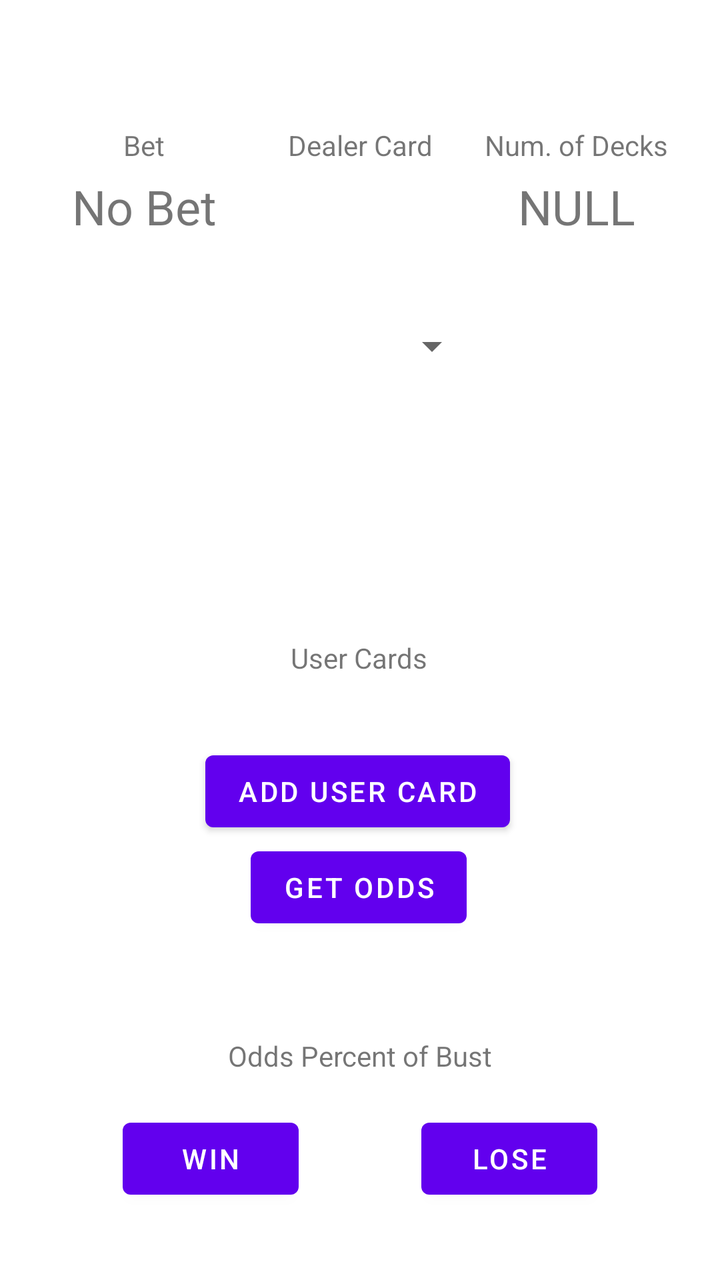
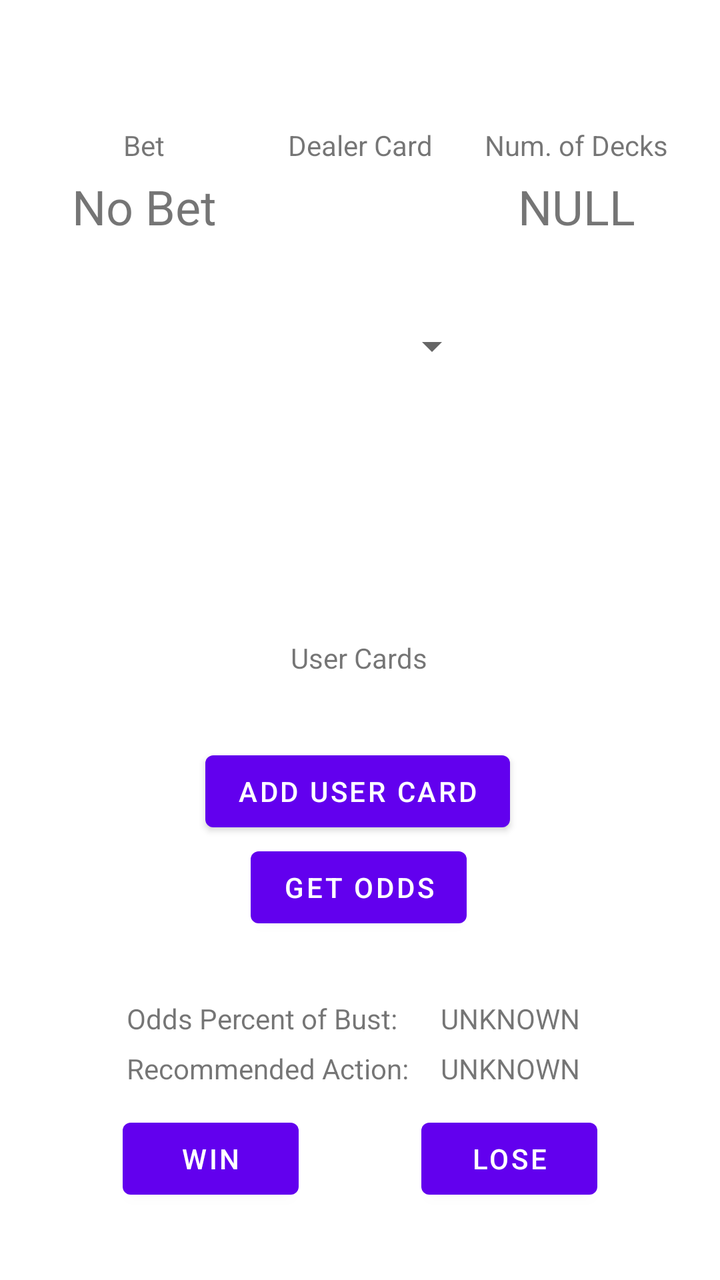

Screens rendered from an Android XML layout before and after an edit, with the pre-edit source and the edit as a unified diff.
<!-- AndroidManifest.xml: application theme Theme.GamblingBadger -->
<!-- res/layout/fragment_blackjack.xml -->
<?xml version="1.0" encoding="utf-8"?>
<androidx.constraintlayout.widget.ConstraintLayout xmlns:android="http://schemas.android.com/apk/res/android"
    xmlns:app="http://schemas.android.com/apk/res-auto"
    xmlns:tools="http://schemas.android.com/tools"
    android:layout_width="match_parent"
    android:layout_height="match_parent"
    tools:context=".gamesession.blackjack.BlackjackFragment">

    <Spinner
        android:id="@+id/blackjackFrag_spinner_dealerCard"
        android:layout_width="120dp"
        android:layout_height="150dp"
        android:contentDescription="@string/temporary"
        android:dropDownWidth="100dp"
        app:layout_constraintBottom_toBottomOf="parent"
        app:layout_constraintEnd_toEndOf="parent"
        app:layout_constraintHorizontal_bias="0.5"
        app:layout_constraintStart_toStartOf="parent"
        app:layout_constraintTop_toTopOf="parent"
        app:layout_constraintVertical_bias="0.20" />

    <Button
        android:id="@+id/blackjackFrag_button_addUserCard"
        android:layout_width="wrap_content"
        android:layout_height="wrap_content"
        android:text="@string/blackjackFrag_button_addUserCard"
        app:layout_constraintBottom_toBottomOf="parent"
        app:layout_constraintEnd_toEndOf="parent"
        app:layout_constraintHorizontal_bias="0.494"
        app:layout_constraintStart_toStartOf="parent"
        app:layout_constraintTop_toTopOf="parent"
        app:layout_constraintVertical_bias="0.628" />

    <androidx.constraintlayout.widget.Group
        android:id="@+id/blackjackFrag_group_userCards"
        android:layout_width="wrap_content"
        android:layout_height="wrap_content"
        app:layout_constraintBottom_toBottomOf="parent"
        app:layout_constraintEnd_toEndOf="parent"
        app:layout_constraintStart_toStartOf="parent"
        app:layout_constraintTop_toTopOf="parent" />

    <TextView
        android:id="@+id/textView"
        android:layout_width="wrap_content"
        android:layout_height="wrap_content"
        android:layout_marginBottom="16dp"
        android:text="@string/blackjackFrag_textView_dealerCard_label"
        app:layout_constraintBottom_toTopOf="@+id/blackjackFrag_spinner_dealerCard"
        app:layout_constraintEnd_toEndOf="parent"
        app:layout_constraintStart_toStartOf="parent"
        app:layout_constraintTop_toTopOf="parent"
        app:layout_constraintVertical_bias="1.0" />

    <TextView
        android:id="@+id/UserCardAmount"
        android:layout_width="wrap_content"
        android:layout_height="wrap_content"
        android:text="User Cards"
        app:layout_constraintBottom_toBottomOf="parent"
        app:layout_constraintEnd_toEndOf="parent"
        app:layout_constraintHorizontal_bias="0.498"
        app:layout_constraintStart_toStartOf="parent"
        app:layout_constraintTop_toTopOf="parent"
        app:layout_constraintVertical_bias="0.514" />

    <TextView
        android:id="@+id/blackjackFrag_textView_numberOfDecks_title"
        android:layout_width="wrap_content"
        android:layout_height="wrap_content"
        android:text="@string/blackjackFrag_textView_numberOfDecks_title_text"
        app:layout_constraintEnd_toEndOf="parent"
        app:layout_constraintHorizontal_bias="0.5"
        app:layout_constraintStart_toEndOf="@+id/textView"
        app:layout_constraintTop_toTopOf="@+id/textView" />

    <TextView
        android:id="@+id/blackjackFrag_textView_numberOfDecks_display"
        android:layout_width="wrap_content"
        android:layout_height="wrap_content"
        android:layout_marginTop="5dp"
        android:text="NULL"
        android:textSize="24sp"
        app:layout_constraintEnd_toEndOf="parent"
        app:layout_constraintStart_toEndOf="@+id/textView"
        app:layout_constraintTop_toBottomOf="@+id/blackjackFrag_textView_numberOfDecks_title" />

    <Button
        android:id="@+id/GetOddsButton"
        android:layout_width="wrap_content"
        android:layout_height="wrap_content"
        android:text="Get Odds"
        app:layout_constraintEnd_toEndOf="parent"
        app:layout_constraintHorizontal_bias="0.498"
        app:layout_constraintStart_toStartOf="parent"
        app:layout_constraintTop_toBottomOf="@+id/blackjackFrag_button_addUserCard" />

    <Button
        android:id="@+id/WinButton"
        android:layout_width="wrap_content"
        android:layout_height="wrap_content"
        android:text="Win"
        app:layout_constraintBottom_toBottomOf="parent"
        app:layout_constraintEnd_toStartOf="@+id/LoseButton"
        app:layout_constraintHorizontal_bias="0.5"
        app:layout_constraintStart_toStartOf="parent"
        app:layout_constraintTop_toTopOf="parent"
        app:layout_constraintVertical_bias="0.938" />

    <Button
        android:id="@+id/LoseButton"
        android:layout_width="wrap_content"
        android:layout_height="wrap_content"
        android:text="Lose"
        app:layout_constraintBottom_toBottomOf="@+id/WinButton"
        app:layout_constraintEnd_toEndOf="parent"
        app:layout_constraintHorizontal_bias="0.5"
        app:layout_constraintStart_toEndOf="@+id/WinButton" />

    <TextView
        android:id="@+id/textView3"
        android:layout_width="wrap_content"
        android:layout_height="wrap_content"
        android:text="Bet"
        app:layout_constraintEnd_toStartOf="@+id/textView"
        app:layout_constraintStart_toStartOf="parent"
        app:layout_constraintTop_toTopOf="@+id/textView" />

    <TextView
        android:id="@+id/betTextview"
        android:layout_width="wrap_content"
        android:layout_height="wrap_content"
        android:layout_marginTop="5dp"
        android:text="No Bet"
        android:textSize="24sp"
        app:layout_constraintEnd_toStartOf="@+id/textView"
        app:layout_constraintStart_toStartOf="parent"
        app:layout_constraintTop_toBottomOf="@+id/textView3" />

    <TextView
        android:id="@+id/oddsTextview"
        android:layout_width="wrap_content"
        android:layout_height="wrap_content"
        android:text="Odds Percent of Bust"
        app:layout_constraintBottom_toBottomOf="parent"
        app:layout_constraintEnd_toEndOf="parent"
        app:layout_constraintStart_toStartOf="parent"
        app:layout_constraintTop_toBottomOf="@+id/GetOddsButton"
        app:layout_constraintVertical_bias="0.331" />

</androidx.constraintlayout.widget.ConstraintLayout>
<!-- resources referenced by this layout -->
<resources>
  <string name="blackjackFrag_button_addUserCard">Add User Card</string>
  <string name="blackjackFrag_textView_dealerCard_label">Dealer Card</string>
  <string name="blackjackFrag_textView_numberOfDecks_title_text">Num. of Decks</string>
  <string name="temporary">TEMP</string>
  <style name="Theme.GamblingBadger" parent="Theme.MaterialComponents.DayNight.DarkActionBar">
          
          <item name="colorPrimary">@color/purple_500</item>
          <item name="colorPrimaryVariant">@color/purple_700</item>
          <item name="colorOnPrimary">@color/white</item>
          
          <item name="colorSecondary">@color/teal_200</item>
          <item name="colorSecondaryVariant">@color/teal_700</item>
          <item name="colorOnSecondary">@color/black</item>
          
          <item name="android:statusBarColor" tools:targetApi="l">?attr/colorPrimaryVariant</item>
          
      </style>
  <color name="purple_500">#FF6200EE</color>
  <color name="purple_700">#FF3700B3</color>
  <color name="white">#FFFFFFFF</color>
  <color name="teal_200">#FF03DAC5</color>
  <color name="teal_700">#FF018786</color>
  <color name="black">#FF000000</color>
</resources>

<!-- the commit's change to res/layout/fragment_blackjack.xml (unified diff, before → after) -->
@@ -5,6 +5,30 @@
     android:layout_width="match_parent"
     android:layout_height="match_parent"
     tools:context=".gamesession.blackjack.BlackjackFragment">
+
+    <TextView
+        android:id="@+id/odds_label_Blackjack"
+        android:layout_width="wrap_content"
+        android:layout_height="wrap_content"
+        android:text="Odds Percent of Bust:"
+        app:layout_constraintBottom_toBottomOf="parent"
+        app:layout_constraintEnd_toEndOf="parent"
+        app:layout_constraintHorizontal_bias="0.283"
+        app:layout_constraintStart_toStartOf="parent"
+        app:layout_constraintTop_toBottomOf="@+id/GetOddsButton"
+        app:layout_constraintVertical_bias="0.208" />
+
+    <TextView
+        android:id="@+id/RecommendedAction_textview_Blackjack"
+        android:layout_width="wrap_content"
+        android:layout_height="wrap_content"
+        android:text="UNKNOWN"
+        app:layout_constraintBottom_toBottomOf="parent"
+        app:layout_constraintEnd_toEndOf="parent"
+        app:layout_constraintHorizontal_bias="0.759"
+        app:layout_constraintStart_toStartOf="parent"
+        app:layout_constraintTop_toTopOf="parent"
+        app:layout_constraintVertical_bias="0.845" />
 
     <Spinner
         android:id="@+id/blackjackFrag_spinner_dealerCard"
@@ -141,11 +165,24 @@
         android:id="@+id/oddsTextview"
         android:layout_width="wrap_content"
         android:layout_height="wrap_content"
-        android:text="Odds Percent of Bust"
+        android:text="UNKNOWN"
         app:layout_constraintBottom_toBottomOf="parent"
         app:layout_constraintEnd_toEndOf="parent"
+        app:layout_constraintHorizontal_bias="0.759"
         app:layout_constraintStart_toStartOf="parent"
         app:layout_constraintTop_toBottomOf="@+id/GetOddsButton"
-        app:layout_constraintVertical_bias="0.331" />
+        app:layout_constraintVertical_bias="0.208" />
+
+    <TextView
+        android:id="@+id/RecommendedAction_Label_Blackjack"
+        android:layout_width="wrap_content"
+        android:layout_height="wrap_content"
+        android:text="Recommended Action:"
+        app:layout_constraintBottom_toBottomOf="parent"
+        app:layout_constraintEnd_toEndOf="parent"
+        app:layout_constraintHorizontal_bias="0.289"
+        app:layout_constraintStart_toStartOf="parent"
+        app:layout_constraintTop_toTopOf="parent"
+        app:layout_constraintVertical_bias="0.845" />
 
 </androidx.constraintlayout.widget.ConstraintLayout>
